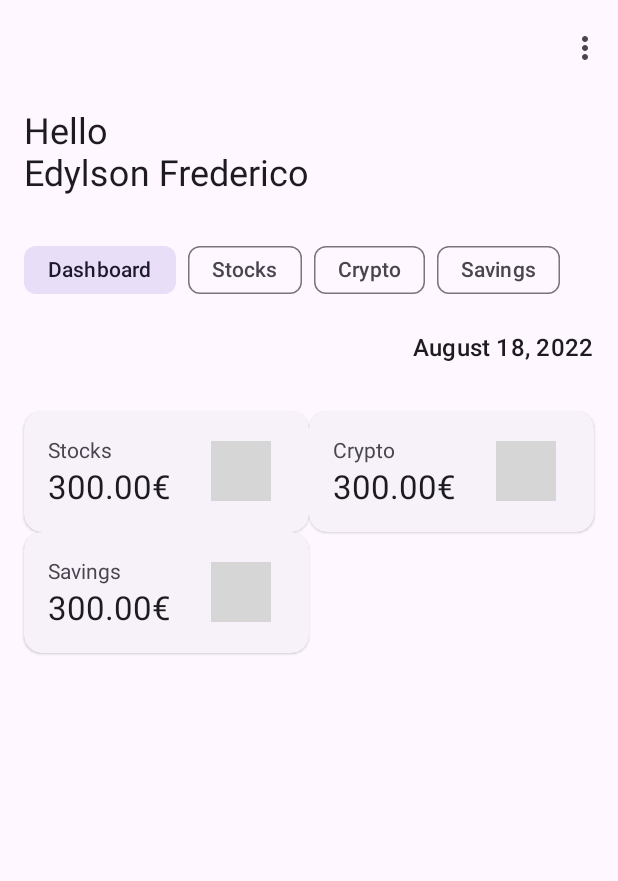
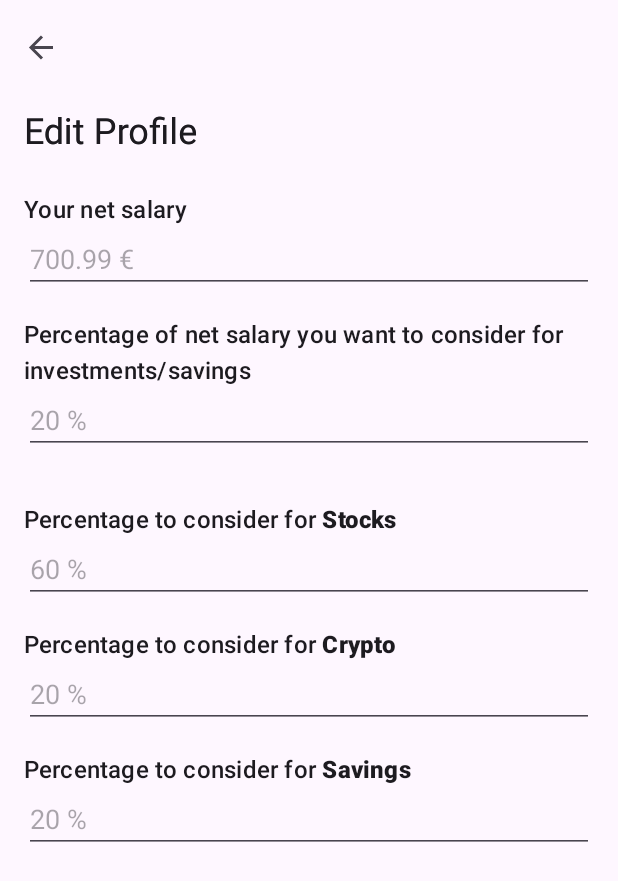
Before and after one commit to 3dylson/my-share, an Android app: the screen it shows after launch (MainActivity), in the options menu, after a tap on "Edit Profile", on a phone screen of 412 x 824 dp. Shown: the top 881 px of the screen. Run offline under Robolectric (Android 15) with nearby library versions, the phone set to English and light mode, and no system bars; our stand-ins replace navigation-ui; grey boxes are pictures that could not be loaded.

Commit message:
feat(edit profile): add screen and net salary input logic

```diff
--- a/app/build.gradle
+++ b/app/build.gradle
@@ -44,8 +44,8 @@ android {
 dependencies {
 
     implementation 'androidx.core:core-ktx:1.8.0'
-    implementation 'androidx.appcompat:appcompat:1.4.2'
-    implementation 'com.google.android.material:material:1.7.0-alpha03'
+    implementation 'androidx.appcompat:appcompat:1.5.0'
+    implementation 'com.google.android.material:material:1.7.0-beta01'
     implementation 'androidx.constraintlayout:constraintlayout:2.1.4'
     implementation 'androidx.navigation:navigation-fragment-ktx:2.5.1'
     implementation 'androidx.navigation:navigation-ui-ktx:2.5.1'
--- a/app/src/main/java/pt/ms/myshare/DashboardFragment.kt
+++ b/app/src/main/java/pt/ms/myshare/DashboardFragment.kt
@@ -1,9 +1,12 @@
 package pt.ms.myshare
 
+import android.content.Intent
 import android.os.Bundle
-import android.view.LayoutInflater
+import android.view.Menu
+import android.view.MenuInflater
+import android.view.MenuItem
 import android.view.View
-import android.view.ViewGroup
+import androidx.navigation.fragment.findNavController
 import androidx.recyclerview.widget.RecyclerView
 import pt.ms.myshare.databinding.FragmentDashboardBinding
 import pt.ms.myshare.utils.BaseFragment
@@ -13,25 +16,14 @@ import java.time.LocalDate
 /**
  * The default destination in the navigation.
  */
-class DashboardFragment : BaseFragment() {
+class DashboardFragment :
+    BaseFragment<FragmentDashboardBinding>(FragmentDashboardBinding::inflate) {
 
-    private var _binding: FragmentDashboardBinding? = null
     private val today = LocalDate.now()
 
     private lateinit var rvCategoryGrid: RecyclerView
     private lateinit var categoryAdapter: CategoryGridAdapter
 
-    // This property is only valid between onCreateView and
-    // onDestroyView.
-    private val binding get() = _binding!!
-
-    override fun onCreateView(
-        inflater: LayoutInflater, container: ViewGroup?,
-        savedInstanceState: Bundle?
-    ): View {
-        _binding = FragmentDashboardBinding.inflate(inflater, container, false)
-        return binding.root
-    }
 
     override fun onViewCreated(view: View, savedInstanceState: Bundle?) {
         super.onViewCreated(view, savedInstanceState)
@@ -53,10 +45,32 @@ class DashboardFragment : BaseFragment() {
         }*/
     }
 
+    override fun onCreateMenu(menu: Menu, menuInflater: MenuInflater) {
+        super.onCreateMenu(menu, menuInflater)
+        // Add menu items here
+        menuInflater.inflate(R.menu.menu_dashboard, menu)
+    }
+
+    override fun onMenuItemSelected(menuItem: MenuItem): Boolean {
+        // Handle the menu selection
+        return when (menuItem.itemId) {
+            R.id.EditProfileFragment -> navToEditProfile()
+            R.id.action_settings -> openSettings()
+            else -> true
+        }
+    }
+
+    private fun navToEditProfile(): Boolean {
+        findNavController().navigate(R.id.action_DashboardFragment_to_editProfileFragment)
+        return true
+    }
+
+    private fun openSettings(): Boolean {
+        val intent = Intent(requireActivity(), SettingsActivity::class.java)
+        startActivity(intent)
+        return true
+    }
+
     override fun toolbarTitle(): String = "Hello\nEdylson Frederico"
 
-    override fun onDestroyView() {
-        super.onDestroyView()
-        _binding = null
-    }
 }
--- /dev/null
+++ b/app/src/main/java/pt/ms/myshare/EditProfileFragment.kt
@@ -0,0 +1,20 @@
+package pt.ms.myshare
+
+import android.os.Bundle
+import android.view.View
+import pt.ms.myshare.databinding.FragmentEditProfileBinding
+import pt.ms.myshare.utils.BaseFragment
+import pt.ms.myshare.utils.MoneyTextWatcher
+
+class EditProfileFragment :
+    BaseFragment<FragmentEditProfileBinding>(FragmentEditProfileBinding::inflate) {
+
+    override fun onViewCreated(view: View, savedInstanceState: Bundle?) {
+        super.onViewCreated(view, savedInstanceState)
+        binding.netSalary.addTextChangedListener(MoneyTextWatcher(binding.netSalary))
+    }
+
+    override fun toolbarTitle(): String = getString(R.string.edit_profile_toolbar_title)
+
+
+}
--- a/app/src/main/java/pt/ms/myshare/MainActivity.kt
+++ b/app/src/main/java/pt/ms/myshare/MainActivity.kt
@@ -1,16 +1,15 @@
 package pt.ms.myshare
 
-import android.content.Intent
 import android.os.Bundle
-import android.view.Menu
-import android.view.MenuItem
 import androidx.appcompat.app.AppCompatActivity
 import androidx.appcompat.widget.Toolbar
 import androidx.core.view.WindowCompat
 import androidx.navigation.findNavController
+import androidx.navigation.fragment.NavHostFragment
 import androidx.navigation.ui.AppBarConfiguration
 import androidx.navigation.ui.navigateUp
 import androidx.navigation.ui.setupActionBarWithNavController
+import com.google.android.material.appbar.CollapsingToolbarLayout
 import pt.ms.myshare.databinding.ActivityMainBinding
 
 class MainActivity : AppCompatActivity() {
@@ -18,6 +17,10 @@ class MainActivity : AppCompatActivity() {
     private lateinit var appBarConfiguration: AppBarConfiguration
     private lateinit var binding: ActivityMainBinding
     lateinit var toolbar: Toolbar
+    lateinit var collapsingToolbar: CollapsingToolbarLayout
+    private val navController by lazy {
+        (supportFragmentManager.findFragmentById(R.id.nav_host_fragment_content_main) as NavHostFragment).navController
+    }
 
     override fun onCreate(savedInstanceState: Bundle?) {
         WindowCompat.setDecorFitsSystemWindows(window, false)
@@ -27,9 +30,9 @@ class MainActivity : AppCompatActivity() {
         setContentView(binding.root)
 
         toolbar = binding.toolbar
+        collapsingToolbar = binding.collapsingToolbar
         setSupportActionBar(toolbar)
 
-        val navController = findNavController(R.id.nav_host_fragment_content_main)
         appBarConfiguration = AppBarConfiguration(navController.graph)
         setupActionBarWithNavController(navController, appBarConfiguration)
 
@@ -40,33 +43,6 @@ class MainActivity : AppCompatActivity() {
         }*/
     }
 
-    override fun onCreateOptionsMenu(menu: Menu): Boolean {
-        // Inflate the menu; this adds items to the action bar if it is present.
-        menuInflater.inflate(R.menu.menu_main, menu)
-        return true
-    }
-
-    override fun onOptionsItemSelected(item: MenuItem): Boolean {
-        // Handle action bar item clicks here. The action bar will
-        // automatically handle clicks on the Home/Up button, so long
-        // as you specify a parent activity in AndroidManifest.xml.
-        return when (item.itemId) {
-            R.id.edit_profile -> openEditProfile()
-            R.id.action_settings -> openSettings()
-            else -> super.onOptionsItemSelected(item)
-        }
-    }
-
-    private fun openEditProfile(): Boolean {
-        return true
-    }
-
-    private fun openSettings(): Boolean {
-        val intent = Intent(this, SettingsActivity::class.java)
-        startActivity(intent)
-        return true
-    }
-
     override fun onSupportNavigateUp(): Boolean {
         val navController = findNavController(R.id.nav_host_fragment_content_main)
         return navController.navigateUp(appBarConfiguration)
--- a/app/src/main/java/pt/ms/myshare/utils/BaseFragment.kt
+++ b/app/src/main/java/pt/ms/myshare/utils/BaseFragment.kt
@@ -1,23 +1,61 @@
 package pt.ms.myshare.utils
 
+import android.os.Bundle
+import android.view.*
 import androidx.appcompat.app.ActionBar
 import androidx.appcompat.app.AppCompatActivity
+import androidx.core.view.MenuHost
+import androidx.core.view.MenuProvider
 import androidx.fragment.app.Fragment
+import androidx.lifecycle.Lifecycle
+import androidx.viewbinding.ViewBinding
+import com.google.android.material.appbar.CollapsingToolbarLayout
+import pt.ms.myshare.MainActivity
 
-open class BaseFragment : Fragment() {
+typealias Inflate<T> = (LayoutInflater, ViewGroup?, Boolean) -> T
+
+open class BaseFragment<viewBinding : ViewBinding>(private val inflate: Inflate<viewBinding>) :
+    Fragment(), MenuProvider {
 
     private val toolbar: ActionBar?
         get() = (requireActivity() as AppCompatActivity).supportActionBar
+
+    private val collapsingToolbar: CollapsingToolbarLayout
+        get() = (requireActivity() as MainActivity).collapsingToolbar
+
+    private var _binding: viewBinding? = null
+    val binding get() = _binding!!
+
+    override fun onCreateView(
+        inflater: LayoutInflater,
+        container: ViewGroup?,
+        savedInstanceState: Bundle?
+    ): View? {
+        _binding = inflate.invoke(inflater, container, false)
+        val menuHost: MenuHost = requireActivity()
+        menuHost.addMenuProvider(this, viewLifecycleOwner, Lifecycle.State.RESUMED)
+        return binding.root
+    }
+
 
     open fun toolbarTitle(): String = StringUtils.EMPTY_STRING
 
 
     private fun setToolbarTitle(title: String) {
-        toolbar?.title = title
+        collapsingToolbar.title = title
     }
 
-    override fun onStart() {
-        super.onStart()
-        if (toolbarTitle().isNotEmpty()) setToolbarTitle(toolbarTitle())
+    override fun onDestroyView() {
+        super.onDestroyView()
+        _binding = null
+    }
+
+    override fun onCreateMenu(menu: Menu, menuInflater: MenuInflater) {
+        setToolbarTitle(toolbarTitle())
+        // override to add menu to the fragment
+    }
+
+    override fun onMenuItemSelected(menuItem: MenuItem): Boolean {
+        return false
     }
 }
--- /dev/null
+++ b/app/src/main/java/pt/ms/myshare/utils/MoneyTextWatcher.kt
@@ -0,0 +1,83 @@
+package pt.ms.myshare.utils
+
+import android.text.Editable
+import android.text.InputFilter
+import android.text.TextWatcher
+import android.util.Log
+import android.widget.EditText
+import java.lang.String.format
+import java.lang.ref.WeakReference
+import java.math.BigDecimal
+import java.math.RoundingMode
+import java.text.NumberFormat
+import java.util.*
+
+private const val TAG = "MoneyTextWatcher"
+private const val DECIMAL_DIGITS = 2
+
+class MoneyTextWatcher(editText: EditText?) : TextWatcher {
+    private val numberFormat: NumberFormat = NumberFormat.getCurrencyInstance(
+        Locale.getDefault()
+    )
+    private var editTextWeakReference: WeakReference<EditText>? = null
+
+    init {
+        editTextWeakReference = WeakReference(editText)
+        numberFormat.maximumFractionDigits = 0
+        numberFormat.roundingMode = RoundingMode.FLOOR
+    }
+
+    override fun beforeTextChanged(s: CharSequence?, start: Int, count: Int, after: Int) {
+        val editText: EditText = editTextWeakReference?.get() ?: return
+        if (s.toString().replace(numberFormat.currency!!.symbol, StringUtils.EMPTY_STRING).trimEnd()
+                .endsWith(StringUtils.DOT)
+        ) {
+            editText.filters =
+                arrayOf(InputFilter.LengthFilter(s.toString().length + DECIMAL_DIGITS))
+        }
+
+    }
+
+    override fun onTextChanged(s: CharSequence?, start: Int, before: Int, count: Int) {}
+
+    override fun afterTextChanged(s: Editable?) {
+        val editText: EditText? = editTextWeakReference?.get()
+        if (editText == null || editText.text.toString() == StringUtils.EMPTY_STRING) {
+            return
+        }
+        editText.removeTextChangedListener(this)
+
+        if (s.toString() != StringUtils.DOT && s.toString().contains(StringUtils.DOT)) {
+            editText.setText(s.toString())
+            editText.setSelection(s.toString().length - 2)
+            editText.addTextChangedListener(this)
+            return
+        }
+
+        val parsed: BigDecimal = parseCurrencyValue(editText.text.toString())
+        val formatted: String = numberFormat.format(parsed)
+
+        editText.setText(formatted)
+        editText.filters = emptyArray()
+        editText.setSelection(formatted.length - 2)
+        editText.addTextChangedListener(this)
+    }
+
+
+    fun parseCurrencyValue(value: String): BigDecimal {
+        try {
+            val replaceRegex = format(
+                "[%s,\\s]",
+                numberFormat.currency!!.displayName
+            )
+            val currencyValue =
+                value.replace(replaceRegex.toRegex(), StringUtils.EMPTY_STRING).replace(
+                    numberFormat.currency!!.symbol, StringUtils.EMPTY_STRING
+                )
+            return BigDecimal(currencyValue)
+        } catch (e: Exception) {
+            Log.e(TAG, e.message, e)
+        }
+        return BigDecimal.ZERO
+    }
+}
--- a/app/src/main/java/pt/ms/myshare/utils/StringUtils.kt
+++ b/app/src/main/java/pt/ms/myshare/utils/StringUtils.kt
@@ -2,4 +2,7 @@ package pt.ms.myshare.utils
 
 object StringUtils {
     const val EMPTY_STRING = ""
+    const val SPACE = " "
+    const val COMMA = ","
+    const val DOT = "."
 }
--- a/app/src/main/res/layout/activity_main.xml
+++ b/app/src/main/res/layout/activity_main.xml
@@ -14,21 +14,22 @@
         app:liftOnScroll="true">
 
         <com.google.android.material.appbar.CollapsingToolbarLayout
+            android:id="@+id/collapsingToolbar"
             style="?attr/collapsingToolbarLayoutMediumStyle"
             android:layout_width="match_parent"
             android:layout_height="?attr/collapsingToolbarLayoutMediumSize"
             app:layout_scrollFlags="scroll|exitUntilCollapsed|snap"
-            app:maxLines="3">
+            app:maxLines="3"
+            app:titleCollapseMode="scale">
 
             <com.google.android.material.appbar.MaterialToolbar
                 android:id="@+id/toolbar"
-                style="@style/Widget.Material3.Toolbar"
                 android:layout_width="match_parent"
                 android:layout_height="?attr/actionBarSize"
                 android:elevation="0dp"
                 app:layout_collapseMode="pin"
                 app:layout_scrollFlags="scroll|enterAlways|snap"
-                tools:menu="@menu/menu_main"
+                tools:menu="@menu/menu_dashboard"
                 tools:title="@string/app_name" />
 
         </com.google.android.material.appbar.CollapsingToolbarLayout>
--- /dev/null
+++ b/app/src/main/res/layout/fragment_edit_profile.xml
@@ -0,0 +1,89 @@
+<?xml version="1.0" encoding="utf-8"?>
+<androidx.core.widget.NestedScrollView xmlns:android="http://schemas.android.com/apk/res/android"
+    xmlns:tools="http://schemas.android.com/tools"
+    android:layout_width="match_parent"
+    android:layout_height="match_parent"
+    tools:context=".EditProfileFragment">
+
+    <LinearLayout
+        android:layout_width="match_parent"
+        android:layout_height="wrap_content"
+        android:gravity="center"
+        android:orientation="vertical"
+        android:padding="@dimen/margin_normal">
+
+        <TextView
+            style="@style/TextAppearance.Material3.TitleMedium"
+            android:layout_width="match_parent"
+            android:layout_height="wrap_content"
+            android:text="@string/your_net_salary_label" />
+
+        <EditText
+            android:id="@+id/net_salary"
+            android:layout_width="match_parent"
+            android:layout_height="wrap_content"
+            android:layout_marginBottom="@dimen/margin_normal"
+            android:hint="@string/salary_net_hint"
+            android:importantForAutofill="no"
+            android:inputType="numberDecimal" />
+
+        <TextView
+            style="@style/TextAppearance.Material3.TitleMedium"
+            android:layout_width="match_parent"
+            android:layout_height="wrap_content"
+            android:text="@string/investments_savings_percentage_label" />
+
+        <EditText
+            android:layout_width="match_parent"
+            android:layout_height="wrap_content"
+            android:layout_marginBottom="@dimen/margin_large"
+            android:hint="@string/_20_percent_hint"
+            android:importantForAutofill="no"
+            android:inputType="numberDecimal" />
+
+        <TextView
+            style="@style/TextAppearance.Material3.TitleMedium"
+            android:layout_width="match_parent"
+            android:layout_height="wrap_content"
+            android:text="@string/percentage_stocks_label" />
+
+        <EditText
+            android:layout_width="match_parent"
+            android:layout_height="wrap_content"
+            android:layout_marginBottom="@dimen/margin_normal"
+            android:hint="@string/_60_percent_hint"
+            android:importantForAutofill="no"
+            android:inputType="numberDecimal" />
+
+        <TextView
+            style="@style/TextAppearance.Material3.TitleMedium"
+            android:layout_width="match_parent"
+            android:layout_height="wrap_content"
+            android:text="@string/percentage_crypto_label" />
+
+        <EditText
+            android:layout_width="match_parent"
+            android:layout_height="wrap_content"
+            android:layout_marginBottom="@dimen/margin_normal"
+            android:hint="@string/_20_percent_hint"
+            android:importantForAutofill="no"
+            android:inputType="numberDecimal" />
+
+        <TextView
+            style="@style/TextAppearance.Material3.TitleMedium"
+            android:layout_width="match_parent"
+            android:layout_height="wrap_content"
+            android:text="@string/percentage_savings_label" />
+
+        <EditText
+            android:layout_width="match_parent"
+            android:layout_height="wrap_content"
+            android:layout_marginBottom="@dimen/margin_normal"
+            android:hint="@string/_20_percent_hint"
+            android:importantForAutofill="no"
+            android:inputType="numberDecimal" />
+
+    </LinearLayout>
+
+
+</androidx.core.widget.NestedScrollView>
--- a/app/src/main/res/menu/menu_main.xml
+++ b/app/src/main/res/menu/menu_dashboard.xml
@@ -4,7 +4,7 @@
     tools:context="pt.ms.myshare.MainActivity">
 
     <item
-        android:id="@+id/edit_profile"
+        android:id="@+id/EditProfileFragment"
         android:orderInCategory="1"
         android:title="@string/edit_profile_label"
         app:showAsAction="never" />
--- a/app/src/main/res/navigation/nav_graph.xml
+++ b/app/src/main/res/navigation/nav_graph.xml
@@ -9,5 +9,14 @@
         android:id="@+id/DashboardFragment"
         android:name="pt.ms.myshare.DashboardFragment"
         android:label="@string/empty_string"
-        tools:layout="@layout/fragment_dashboard" />
+        tools:layout="@layout/fragment_dashboard" >
+        <action
+            android:id="@+id/action_DashboardFragment_to_editProfileFragment"
+            app:destination="@id/EditProfileFragment" />
+    </fragment>
+    <fragment
+        android:id="@+id/EditProfileFragment"
+        android:name="pt.ms.myshare.EditProfileFragment"
+        android:label="@string/empty_string"
+        tools:layout="@layout/fragment_edit_profile" />
 </navigation>
--- a/app/src/main/res/values/strings.xml
+++ b/app/src/main/res/values/strings.xml
@@ -19,14 +19,11 @@
     <string name="savings_label">Savings</string>
 
 
-    <!--Edit Profile Screen-->
-    <string name="edit_profile_label">Edit Profile</string>
-
-
     <!--Generic labels-->
     <string name="next">Next</string>
     <string name="previous">Previous</string>
     <string name="empty_string" />
+
 
     <!-- Preference Titles -->
     <string name="messages_header">Messages</string>
@@ -44,4 +41,17 @@
     <string name="attachment_summary_off">Only download attachments when manually requested</string>
 
 
+    <!--Edit Profile Screen-->
+    <string name="edit_profile_label">Edit Profile</string>
+    <string name="edit_profile_toolbar_title">Edit Profile</string>
+    <string name="your_net_salary_label">Your net salary</string>
+    <string name="salary_net_hint">700.99 €</string>
+    <string name="investments_savings_percentage_label">Percentage of net salary you want to consider for investments/savings</string>
+    <string name="_20_percent_hint">20 %</string>
+    <string name="_60_percent_hint">60 %</string>
+    <string name="percentage_stocks_label">Percentage to consider for <b>Stocks</b></string>
+    <string name="percentage_crypto_label">Percentage to consider for <b>Crypto</b></string>
+    <string name="percentage_savings_label">Percentage to consider for <b>Savings</b></string>
+
+
 </resources>
```
